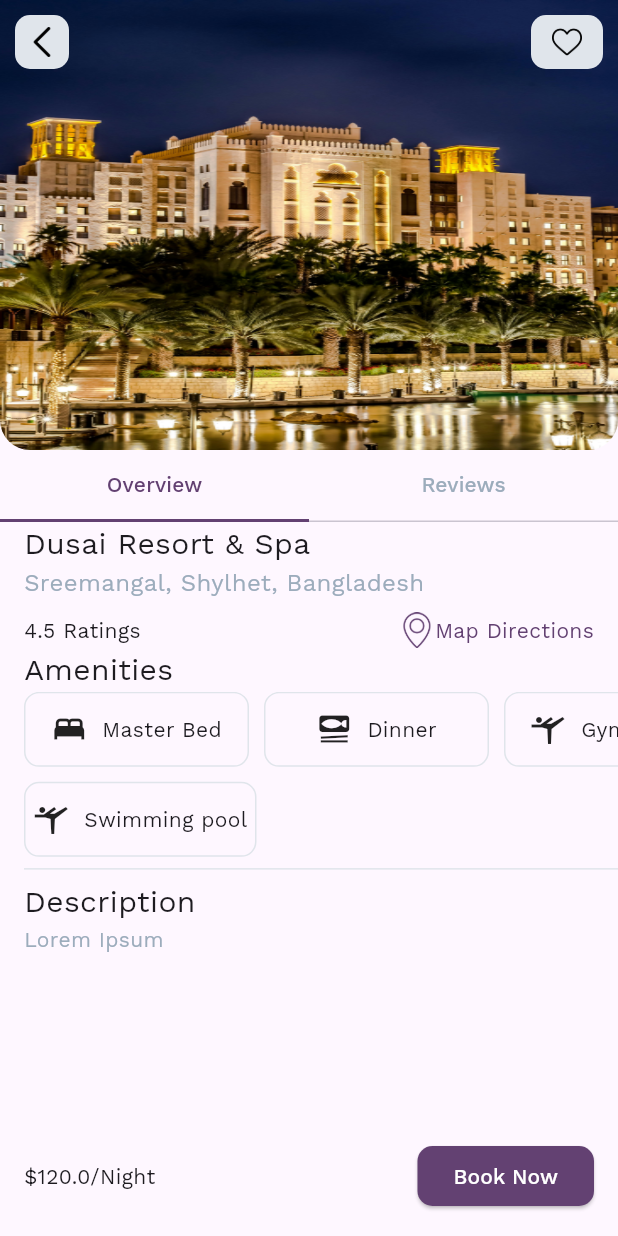
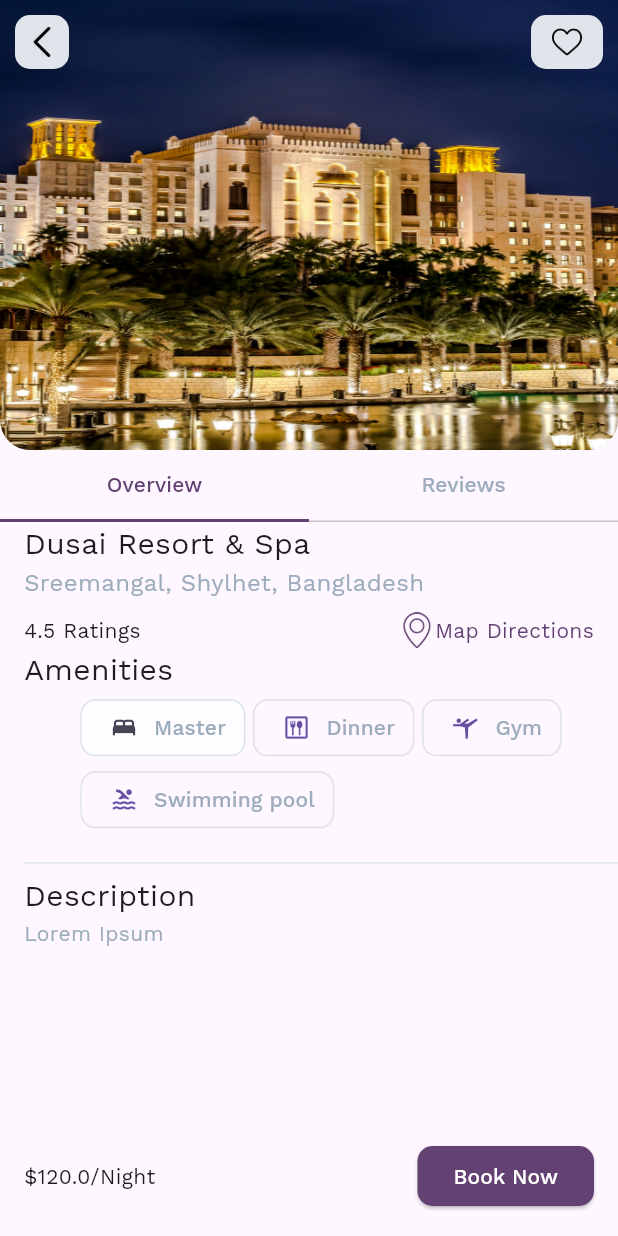
Before and after one commit to kevin2-cyber/peaky, a Flutter app: the screen it shows after launch, after a tap on "Dusai Resort & Spa", on a phone screen of 412 x 824 dp. Run offline on Flutter 3.47's test engine with Material 3 defaults, Android fonts, the phone set to English and light mode, and no system bars; our stand-ins replace google_fonts; missing offline and left inert: chip_list.

Commit message:
changed chip_list and used choice chip instead

```diff
--- a/lib/screens/details.dart
+++ b/lib/screens/details.dart
@@ -17,6 +17,7 @@ class _DetailsState extends State<Details>
 with TickerProviderStateMixin {
 
    TabController? _tabController;
+   int selectedIndex = 0;
 
   @override
   void initState() {
@@ -33,6 +34,20 @@ with TickerProviderStateMixin {
   static const List<Tab> tabs = [
     Tab(text: 'Overview',),
     Tab(text: 'Reviews',)
+  ];
+
+  List<String> amenities = [
+    'Master',
+    'Dinner',
+    'Gym',
+    'Swimming pool'
+  ];
+
+  List<Icon> icons = const [
+    Icon(Icons.bed),
+    Icon(Icons.dining_outlined),
+    Icon(Icons.sports_gymnastics),
+    Icon(Icons.pool)
   ];
 
   @override
@@ -81,21 +96,6 @@ with TickerProviderStateMixin {
                   borderRadius: const BorderRadius.only(bottomRight: Radius.circular(20), bottomLeft: Radius.circular(20))
                 ),
               ),
-               // bottom: PreferredSize(
-               //   preferredSize: const Size(20,20),
-               //   child: Container(
-               //     color: Colors.white,
-               //     padding: const EdgeInsets.only(left: 16, right: 16),
-               //     child: TabBar(
-               //       tabs: tabs,
-               //       indicatorSize: TabBarIndicatorSize.tab,
-               //       controller: _tabController,
-               //       labelColor: AppConstants.kColorPrimaryContainer,
-               //       unselectedLabelColor: AppConstants.kColorOnPrimary,
-               //       indicatorColor: AppConstants.kColorPrimaryContainer,
-               //     ),
-               //   )
-               // ),
             ),
             SliverToBoxAdapter(
               child: TabBar(
@@ -173,105 +173,109 @@ with TickerProviderStateMixin {
                               ),
                             ],
                           ),
-                          SingleChildScrollView(
-                            scrollDirection: Axis.horizontal,
-                            child: Row(
-                              children: [
-                                Container(
-                                  decoration: BoxDecoration(
-                                    border: Border.all(color: AppConstants.kColorPrimary),
-                                    borderRadius: const BorderRadius.all(Radius.circular(10))
+                          // SingleChildScrollView(
+                          //   scrollDirection: Axis.horizontal,
+                          //   child: Row(
+                          //     children: [
+                          //       Container(
+                          //         decoration: BoxDecoration(
+                          //           border: Border.all(color: AppConstants.kColorPrimary),
+                          //           borderRadius: const BorderRadius.all(Radius.circular(10))
+                          //         ),
+                          //         height: 50,
+                          //         width: 150,
+                          //         child: const Row(
+                          //           mainAxisAlignment: MainAxisAlignment.center,
+                          //           children: [
+                          //             Icon(Icons.bed, size: 24,),
+                          //             SizedBox(width: 10,),
+                          //             Text(
+                          //               'Master Bed',
+                          //             style: TextStyle(
+                          //               fontSize: 14,
+                          //             ),
+                          //             ),
+                          //           ],
+                          //         ),
+                          //       ),
+                          //       const SizedBox(width: 10,),
+                          //       Container(
+                          //         decoration: BoxDecoration(
+                          //             border: Border.all(color: AppConstants.kColorPrimary),
+                          //             borderRadius: const BorderRadius.all(Radius.circular(10))
+                          //         ),
+                          //         height: 50,
+                          //         width: 150,
+                          //         child: const Row(
+                          //           mainAxisAlignment: MainAxisAlignment.center,
+                          //           children: [
+                          //             Icon(Icons.set_meal, size: 24,),
+                          //             SizedBox(width: 10,),
+                          //             Text(
+                          //               'Dinner',
+                          //               style: TextStyle(
+                          //                 fontSize: 14,
+                          //               ),
+                          //             ),
+                          //           ],
+                          //         ),
+                          //       ),
+                          //       const SizedBox(width: 10,),
+                          //       Container(
+                          //         decoration: BoxDecoration(
+                          //             border: Border.all(color: AppConstants.kColorPrimary),
+                          //             borderRadius: const BorderRadius.all(Radius.circular(10))
+                          //         ),
+                          //         height: 50,
+                          //         width: 100,
+                          //         child: const Row(
+                          //           mainAxisAlignment: MainAxisAlignment.center,
+                          //           children: [
+                          //             Icon(Icons.sports_gymnastics, size: 24,),
+                          //             SizedBox(width: 10,),
+                          //             Text(
+                          //               'Gym',
+                          //               style: TextStyle(
+                          //                 fontSize: 14,
+                          //               ),
+                          //             ),
+                          //           ],
+                          //         ),
+                          //       ),
+                          //     ],
+                          //   ),
+                          // ),
+                          Wrap(
+                            spacing: 5,
+                            children: List.generate(amenities.length, (index) =>
+                                ChoiceChip(
+                                  avatar: icons[index],
+                                  label: Text(
+                                    amenities[index],
+                                    style: Theme.of(context).textTheme.labelLarge!.copyWith(
+                                      color: AppConstants.kColorOnPrimary,
+                                    ),
                                   ),
-                                  height: 50,
-                                  width: 150,
-                                  child: const Row(
-                                    mainAxisAlignment: MainAxisAlignment.center,
-                                    children: [
-                                      Icon(Icons.bed, size: 24,),
-                                      SizedBox(width: 10,),
-                                      Text(
-                                        'Master Bed',
-                                      style: TextStyle(
-                                        fontSize: 14,
-                                      ),
-                                      ),
-                                    ],
+                                  selected: selectedIndex == index,
+                                  selectedColor: selectedIndex == index ? Colors.white70 : Colors.white,
+                                  labelPadding: const EdgeInsets.all(2.0),
+                                  showCheckmark: false,
+                                  padding: const EdgeInsets.symmetric(horizontal: 10),
+                                  elevation: 0,
+                                  shape: const RoundedRectangleBorder(
+                                    borderRadius: BorderRadius.all(Radius.circular(10)),
+                                    side: BorderSide(color: AppConstants.kColorPrimary),
                                   ),
+                                  onSelected: (value) {
+                                    setState(() {
+                                      selectedIndex = value ? index : selectedIndex;
+                                    });
+                                  },
                                 ),
-                                const SizedBox(width: 10,),
-                                Container(
-                                  decoration: BoxDecoration(
-                                      border: Border.all(color: AppConstants.kColorPrimary),
-                                      borderRadius: const BorderRadius.all(Radius.circular(10))
-                                  ),
-                                  height: 50,
-                                  width: 150,
-                                  child: const Row(
-                                    mainAxisAlignment: MainAxisAlignment.center,
-                                    children: [
-                                      Icon(Icons.set_meal, size: 24,),
-                                      SizedBox(width: 10,),
-                                      Text(
-                                        'Dinner',
-                                        style: TextStyle(
-                                          fontSize: 14,
-                                        ),
-                                      ),
-                                    ],
-                                  ),
-                                ),
-                                const SizedBox(width: 10,),
-                                Container(
-                                  decoration: BoxDecoration(
-                                      border: Border.all(color: AppConstants.kColorPrimary),
-                                      borderRadius: const BorderRadius.all(Radius.circular(10))
-                                  ),
-                                  height: 50,
-                                  width: 100,
-                                  child: const Row(
-                                    mainAxisAlignment: MainAxisAlignment.center,
-                                    children: [
-                                      Icon(Icons.sports_gymnastics, size: 24,),
-                                      SizedBox(width: 10,),
-                                      Text(
-                                        'Gym',
-                                        style: TextStyle(
-                                          fontSize: 14,
-                                        ),
-                                      ),
-                                    ],
-                                  ),
-                                ),
-                              ],
                             ),
                           ),
                           const SizedBox(
                             height: 10,
-                          ),
-                          Row(
-                            children: [
-                              Container(
-                                decoration: BoxDecoration(
-                                    border: Border.all(color: AppConstants.kColorPrimary),
-                                    borderRadius: const BorderRadius.all(Radius.circular(10))
-                                ),
-                                height: 50,
-                                width: 155,
-                                child: const Row(
-                                  mainAxisAlignment: MainAxisAlignment.center,
-                                  children: [
-                                    Icon(Icons.sports_gymnastics, size: 24,),
-                                    SizedBox(width: 10,),
-                                    Text(
-                                      'Swimming pool',
-                                      style: TextStyle(
-                                        fontSize: 14,
-                                      ),
-                                    ),
-                                  ],
-                                ),
-                              ),
-                            ],
                           ),
                           const Divider(
                             color: AppConstants.kColorPrimary,
--- a/lib/screens/home.dart
+++ b/lib/screens/home.dart
@@ -39,7 +39,7 @@ class _HomeScreenState extends State<HomeScreen> {
       appBar: AppBar(
         titleSpacing: 0,
         titleTextStyle: GoogleFonts.workSans(
-          fontSize: 22,
+          fontSize: 18,
           color: AppConstants.kColorOnPrimary
         ),
         leading: IconButton(
@@ -53,6 +53,7 @@ class _HomeScreenState extends State<HomeScreen> {
           ),
         ),
         title: const Text(AppConstants.appName),
+        centerTitle: false,
         actions: [
           Container(
             decoration: const BoxDecoration(
@@ -137,16 +138,38 @@ class _HomeScreenState extends State<HomeScreen> {
               SizedBox(
                 height: MediaQuery.of(context).size.height * 0.02,
               ),
-              ChipList(
-                listOfChipNames: categories,
-                supportsMultiSelect: true,
-                listOfChipIndicesCurrentlySeclected: [selectedIndex],
-                activeBgColorList: const [AppConstants.kColorPrimaryContainer],
-                inactiveBgColorList: const [Colors.white],
-                inactiveBorderColorList: const [Color(0xFFE1E6ED)],
-                inactiveTextColorList: const [AppConstants.kColorOnPrimary],
-                scrollPhysics: const BouncingScrollPhysics(),
-                showCheckmark: false,
+              SingleChildScrollView(
+                scrollDirection: Axis.horizontal,
+                physics: const BouncingScrollPhysics(),
+                padding: const EdgeInsets.only(left: 16, bottom: 5),
+                child: Wrap(
+                  spacing: 5,
+                  children: List.generate(categories.length, (index) =>
+                      ChoiceChip(
+                        label: Text(
+                          categories[index],
+                          style: Theme.of(context).textTheme.labelLarge!.copyWith(
+                              color:  selectedIndex == index ? Colors.white : Colors.black,
+                          ),
+                        ),
+                        selected: selectedIndex == index,
+                        selectedColor: selectedIndex == index ? AppConstants.kColorPrimaryContainer : Colors.white,
+                        labelPadding: const EdgeInsets.all(2.0),
+                        showCheckmark: false,
+                        padding: const EdgeInsets.symmetric(horizontal: 20),
+                        elevation: selectedIndex == index ? 5 : 0,
+                        shape: const RoundedRectangleBorder(
+                          borderRadius: BorderRadius.all(Radius.circular(10)),
+                          side: BorderSide(color: Colors.transparent),
+                        ),
+                        onSelected: (value) {
+                          setState(() {
+                            selectedIndex = value ? index : selectedIndex;
+                          });
+                        },
+                      ),
+                  ),
+                ),
               ),
               SizedBox(
                 height: MediaQuery.of(context).size.height * 0.02,
--- a/lib/widget/place_card.dart
+++ b/lib/widget/place_card.dart
@@ -27,7 +27,10 @@ class _PlaceCardState extends State<PlaceCard> {
         height: MediaQuery.of(context).size.height * 0.2,
         width: MediaQuery.of(context).size.width * 0.7,
         decoration: BoxDecoration(
-          image: DecorationImage(image: AssetImage('${widget.place.image}'), fit: BoxFit.fill),
+          image: DecorationImage(
+              image: AssetImage('${widget.place.image}'),
+              colorFilter: const ColorFilter.mode(Colors.black26, BlendMode.darken),
+              fit: BoxFit.fill),
           borderRadius: const BorderRadius.all(Radius.circular(10))
         ),
         child: Column(
@@ -51,11 +54,13 @@ class _PlaceCardState extends State<PlaceCard> {
               ],
             ),
             SizedBox(
-              height: MediaQuery.of(context).size.height * 0.27,
+              height: MediaQuery.of(context).size.height * 0.2,
             ),
+            Padding(
+              padding: const EdgeInsets.only(left: 8.0),
+              child: Row(
+                children: [
                   Column(
-              mainAxisAlignment: MainAxisAlignment.start,
-              crossAxisAlignment: CrossAxisAlignment.start,
                     children: [
                       Text(
                           '${widget.place.placeName}',
@@ -72,8 +77,12 @@ class _PlaceCardState extends State<PlaceCard> {
                             fontSize: 16,
                             fontWeight: FontWeight.w700
                         ),
+                        textAlign: TextAlign.start,
                       ),
                     ],
+                  ),
+                ],
+              ),
             ),
           ],
         ),
```
Also changed, not shown: 3 other files. Lines whose indentation alone changed are shown as unchanged.
